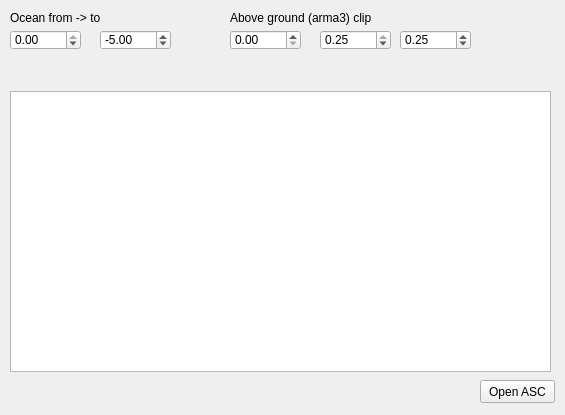
Qt form widget.ui (SnakeManPMC/arma-3-Heightmap_Clipper) before a commit.
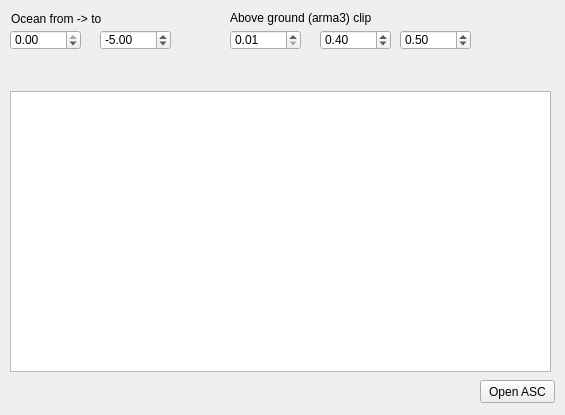
The same form after that commit.

Commit message: Activated GUI spinboxes. removed debug.

What changed in the file:
```diff
--- a/widget.ui
+++ b/widget.ui
@@ -39,9 +39,9 @@
   <widget class="QLabel" name="ocean_label">
    <property name="geometry">
     <rect>
-     <x>10</x>
-     <y>10</y>
-     <width>91</width>
+     <x>11</x>
+     <y>11</y>
+     <width>201</width>
      <height>16</height>
     </rect>
    </property>
@@ -89,7 +89,7 @@
     <rect>
      <x>230</x>
      <y>10</y>
-     <width>151</width>
+     <width>311</width>
      <height>16</height>
     </rect>
    </property>
@@ -106,11 +106,17 @@
      <height>20</height>
     </rect>
    </property>
+   <property name="decimals">
+    <number>2</number>
+   </property>
    <property name="minimum">
-    <double>0.000000000000000</double>
+    <double>0.010000000000000</double>
    </property>
    <property name="maximum">
-    <double>0.300000000000000</double>
+    <double>99999999.000000000000000</double>
+   </property>
+   <property name="singleStep">
+    <double>0.010000000000000</double>
    </property>
   </widget>
   <widget class="QDoubleSpinBox" name="aboveGround_high">
@@ -123,13 +129,16 @@
     </rect>
    </property>
    <property name="minimum">
-    <double>-10000.000000000000000</double>
+    <double>0.010000000000000</double>
    </property>
    <property name="maximum">
-    <double>0.250000000000000</double>
+    <double>99999999.000000000000000</double>
+   </property>
+   <property name="singleStep">
+    <double>0.010000000000000</double>
    </property>
    <property name="value">
-    <double>0.250000000000000</double>
+    <double>0.400000000000000</double>
    </property>
   </widget>
   <widget class="QDoubleSpinBox" name="aboveGround_clip">
@@ -142,13 +151,16 @@
     </rect>
    </property>
    <property name="minimum">
-    <double>-10000.000000000000000</double>
+    <double>0.010000000000000</double>
    </property>
    <property name="maximum">
-    <double>1.000000000000000</double>
+    <double>9999999.000000000000000</double>
+   </property>
+   <property name="singleStep">
+    <double>0.010000000000000</double>
    </property>
    <property name="value">
-    <double>0.250000000000000</double>
+    <double>0.500000000000000</double>
    </property>
   </widget>
  </widget>
```
The commit also changes 1 other file.
